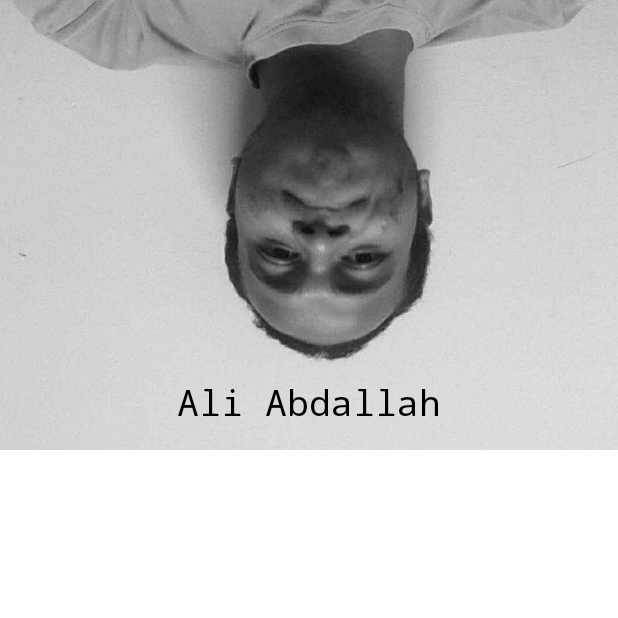
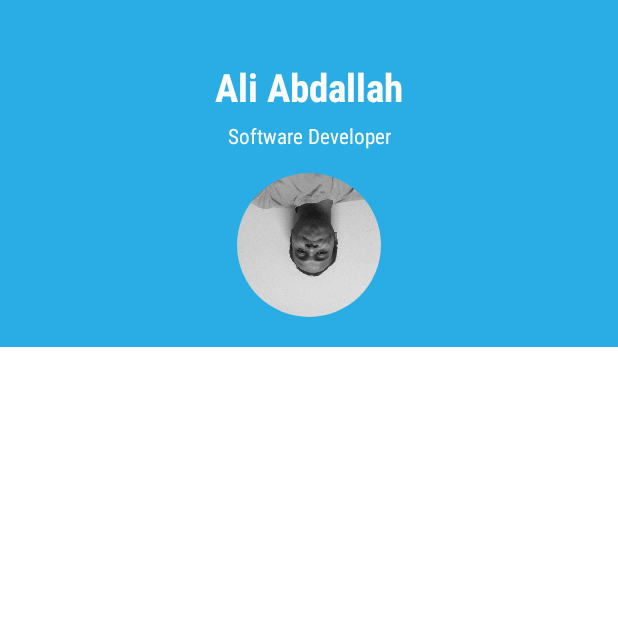
Before and after one commit to ali-abdalla/android-cv-card, an Android app: the screen it shows after launch (MainActivity), on a phone screen of 412 x 824 dp, the top half of it. Run offline under Robolectric (Android 15) with nearby library versions, the phone set to English and light mode, and no system bars; our stand-ins replace CircleImageView.

Commit message:
add full name, job title and circular image

```diff
--- a/InfoCard/app/build.gradle
+++ b/InfoCard/app/build.gradle
@@ -24,5 +24,6 @@ dependencies {
     androidTestCompile('com.android.support.test.espresso:espresso-core:2.2.2', {
         exclude group: 'com.android.support', module: 'support-annotations'
     })
+    compile 'de.hdodenhof:circleimageview:2.1.0'
     testCompile 'junit:junit:4.12'
 }
--- a/InfoCard/app/src/main/res/layout/activity_main.xml
+++ b/InfoCard/app/src/main/res/layout/activity_main.xml
@@ -10,29 +10,49 @@
 
     <LinearLayout
         android:layout_width="match_parent"
-        android:layout_height="match_parent"
+        android:layout_height="wrap_content"
         android:orientation="vertical">
 
         <RelativeLayout
             android:layout_width="match_parent"
-            android:layout_height="300dp">
-
-            <ImageView
-                android:layout_width="match_parent"
-                android:layout_height="match_parent"
-                android:src="@drawable/aliabdallah"
-                android:scaleType="centerCrop"/>
+            android:layout_height="wrap_content"
+            android:padding="20dp"
+            android:background="#2AADE5">
 
             <TextView
+                android:id="@+id/full_name"
                 android:layout_width="match_parent"
                 android:layout_height="wrap_content"
-                android:layout_alignParentBottom="true"
                 android:gravity="center"
-                android:textColor="#000000"
-                android:textSize="24dp"
-                android:fontFamily="monospace"
-                android:paddingBottom="16dp"
-                android:text="Ali Abdallah"/>
+                android:textColor="#FFFFFF"
+                android:textSize="26sp"
+                android:fontFamily="sans-serif-condensed"
+                android:textStyle="bold"
+                android:paddingTop="20dp"
+                android:text="@string/full_name"/>
+
+            <TextView
+                android:id="@+id/job_title"
+                android:layout_width="match_parent"
+                android:layout_height="wrap_content"
+                android:gravity="center"
+                android:layout_below="@id/full_name"
+                android:fontFamily="sans-serif-condensed"
+                android:paddingTop="5dp"
+                android:textColor="#FFFFFF"
+                android:text="@string/job_title"/>
+
+            <de.hdodenhof.circleimageview.CircleImageView
+                xmlns:app="http://schemas.android.com/apk/res-auto"
+                android:id="@+id/profile_image"
+                android:layout_width="96dp"
+                android:layout_height="96dp"
+                android:src="@drawable/aliabdallah"
+                android:layout_below="@id/job_title"
+                android:layout_centerHorizontal="true"
+                android:layout_marginTop="15dp"
+                app:civ_border_width="0dp"
+                app:civ_border_color="#FF000000"/>
         </RelativeLayout>
 
     </LinearLayout>
--- a/InfoCard/app/src/main/res/values/strings.xml
+++ b/InfoCard/app/src/main/res/values/strings.xml
@@ -1,3 +1,5 @@
 <resources>
     <string name="app_name">Info Card</string>
+    <string name="full_name">Ali Abdallah</string>
+    <string name="job_title">Software Developer</string>
 </resources>
```
